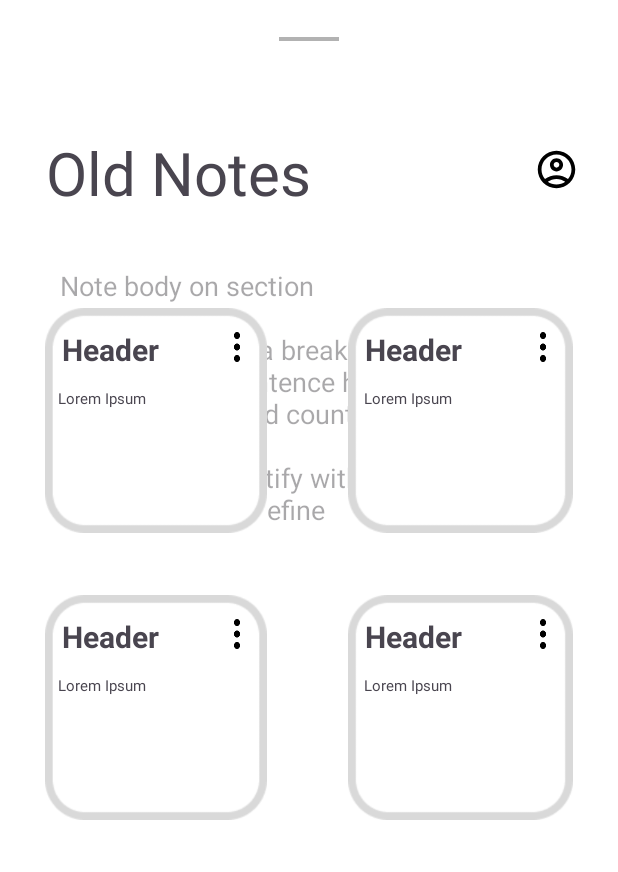
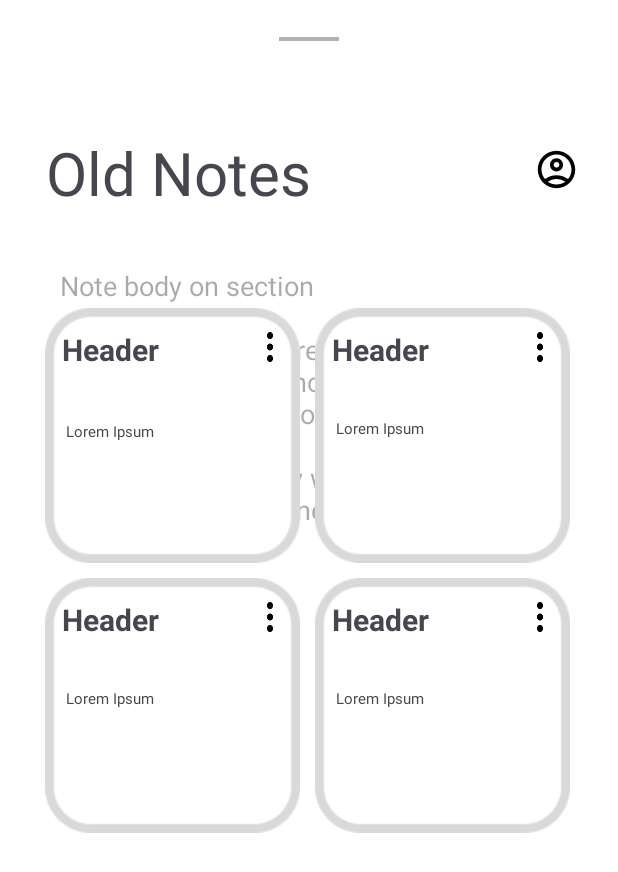
Before and after one commit to hehecoi222/MobDev20_Nhom09, an Android app: the MainActivity screen opened directly, with no data from a screen before it, after a tap on an icon or button, on a phone screen of 412 x 824 dp. Shown: the top 872 px of the screen. Run offline under Robolectric (Android 15) with nearby library versions, the phone set to English and light mode, and no system bars.

Commit message:
complete layout of old note, add button to main layout, add note item layout

```diff
--- a/app/src/main/res/layout/activity_main.xml
+++ b/app/src/main/res/layout/activity_main.xml
@@ -17,6 +17,60 @@
         android:theme="?attr/actionBarTheme"
         app:layout_constraintEnd_toEndOf="parent"
         app:layout_constraintStart_toStartOf="parent"
+        app:layout_constraintTop_toTopOf="parent" />
+
+    <Button
+        android:id="@+id/pen_button"
+        android:layout_width="50dp"
+        android:layout_height="50dp"
+        android:layout_marginTop="16dp"
+        android:layout_marginEnd="20dp"
+        android:colorAccent="#FFFFFF"
+        android:contentDescription="Edit Button"
+        app:backgroundTint="#FFFFFF"
+        app:icon="@drawable/outline_mode_edit_24"
+        app:iconAllignment="center"
+        app:iconGravity="top"
+        app:iconPaddingTop="10dp"
+        app:iconSize="30dp"
+        app:iconTint="#000000"
+        app:layout_constraintEnd_toStartOf="@+id/account_button"
+        app:layout_constraintTop_toTopOf="parent" />
+
+    <Button
+        android:id="@+id/more_button_2"
+        android:layout_width="50dp"
+        android:layout_height="50dp"
+        android:layout_marginTop="16dp"
+        android:layout_marginEnd="20dp"
+        android:colorAccent="#FFFFFF"
+        android:contentDescription="More Setting Button"
+        app:backgroundTint="#FFFFFF"
+        app:icon="@drawable/baseline_more_horiz_24"
+        app:iconAllignment="center"
+        app:iconGravity="top"
+        app:iconPaddingTop="10dp"
+        app:iconSize="30dp"
+        app:iconTint="#000000"
+        app:layout_constraintEnd_toStartOf="@+id/pen_button"
+        app:layout_constraintTop_toTopOf="parent" />
+
+    <Button
+        android:id="@+id/account_button"
+        android:layout_width="50dp"
+        android:layout_height="50dp"
+        android:layout_marginTop="16dp"
+        android:layout_marginEnd="20dp"
+        android:colorAccent="#FFFFFF"
+        android:contentDescription="Account Button"
+        app:backgroundTint="#FFFFFF"
+        app:icon="@drawable/outline_account_circle_24"
+        app:iconAllignment="center"
+        app:iconGravity="top"
+        app:iconPaddingTop="10dp"
+        app:iconSize="30dp"
+        app:iconTint="#000000"
+        app:layout_constraintEnd_toEndOf="parent"
         app:layout_constraintTop_toTopOf="parent" />
 
     <EditText
@@ -58,8 +112,12 @@
 
     <androidx.coordinatorlayout.widget.CoordinatorLayout
         android:layout_width="match_parent"
-        android:layout_height="match_parent">
+        android:layout_height="match_parent"
+        tools:layout_editor_absoluteX="16dp"
+        tools:layout_editor_absoluteY="46dp">
+
         <include layout="@layout/old_notes_layout" />
+
     </androidx.coordinatorlayout.widget.CoordinatorLayout>
 
 </androidx.constraintlayout.widget.ConstraintLayout>
--- a/app/src/main/res/layout/old_notes_layout.xml
+++ b/app/src/main/res/layout/old_notes_layout.xml
@@ -52,7 +52,7 @@
             app:layout_constraintTop_toTopOf="parent" />
 
         <Button
-            android:id="@+id/account"
+            android:id="@+id/edit_button"
             android:layout_width="50dp"
             android:layout_height="50dp"
             android:layout_marginTop="16dp"
@@ -82,14 +82,14 @@
 
             <RelativeLayout
                 android:id="@+id/old_note_1"
-                android:layout_width="148dp"
-                android:layout_height="150dp">
+                android:layout_width="170dp"
+                android:layout_height="170dp">
 
 
                 <ImageButton
                     android:id="@+id/button_frame_1"
-                    android:layout_width="150dp"
-                    android:layout_height="150dp"
+                    android:layout_width="match_parent"
+                    android:layout_height="match_parent"
                     android:background="#FFFFFF"
                     android:foreground="@drawable/button_note"
                     android:paddingHorizontal="80dp" />
@@ -119,8 +119,8 @@
 
                 <TextView
                     android:id="@+id/content_1"
-                    android:layout_width="127dp"
-                    android:layout_height="79dp"
+                    android:layout_width="144dp"
+                    android:layout_height="77dp"
                     android:layout_alignEnd="@+id/button_frame_1"
                     android:layout_alignParentBottom="true"
                     android:layout_marginEnd="12dp"
@@ -131,18 +131,20 @@
             </RelativeLayout>
 
             <Space
-                android:layout_width="24dp"
-                android:layout_height="19dp"
-                android:scrollbarSize="5dp" />
+                android:layout_width="10dp"
+                android:layout_height="10dp"
+                android:scrollbarSize="10dp" />
+
             <RelativeLayout
                 android:id="@+id/old_note_2"
-                android:layout_width="wrap_content"
-                android:layout_height="150dp">
+                android:layout_width="170dp"
+                android:layout_height="170dp">
+
 
                 <ImageButton
-                    android:id="@+id/note_frame_2"
-                    android:layout_width="150dp"
-                    android:layout_height="150dp"
+                    android:id="@+id/button_frame_2"
+                    android:layout_width="match_parent"
+                    android:layout_height="match_parent"
                     android:background="#FFFFFF"
                     android:foreground="@drawable/button_note"
                     android:paddingHorizontal="80dp" />
@@ -151,7 +153,7 @@
                     android:id="@+id/more_2"
                     android:layout_width="4dp"
                     android:layout_height="20dp"
-                    android:layout_alignEnd="@+id/note_frame_2"
+                    android:layout_alignEnd="@+id/button_frame_2"
                     android:layout_alignParentTop="true"
                     android:layout_marginTop="16dp"
                     android:layout_marginEnd="18dp"
@@ -172,9 +174,9 @@
 
                 <TextView
                     android:id="@+id/content_2"
-                    android:layout_width="127dp"
+                    android:layout_width="144dp"
                     android:layout_height="79dp"
-                    android:layout_alignEnd="@+id/note_frame_2"
+                    android:layout_alignEnd="@+id/button_frame_2"
                     android:layout_alignParentBottom="true"
                     android:layout_marginEnd="12dp"
                     android:layout_marginBottom="17dp"
@@ -185,21 +187,22 @@
         </TableRow>
 
         <Space
-            android:layout_width="54dp"
-            android:layout_height="41dp"
+            android:layout_width="10dp"
+            android:layout_height="10dp"
             android:scrollbarSize="10dp" />
 
         <TableRow>
+
             <RelativeLayout
                 android:id="@+id/old_note_3"
-                android:layout_width="148dp"
-                android:layout_height="150dp">
+                android:layout_width="170dp"
+                android:layout_height="170dp">
 
 
                 <ImageButton
                     android:id="@+id/button_frame_3"
-                    android:layout_width="150dp"
-                    android:layout_height="150dp"
+                    android:layout_width="match_parent"
+                    android:layout_height="match_parent"
                     android:background="#FFFFFF"
                     android:foreground="@drawable/button_note"
                     android:paddingHorizontal="80dp" />
@@ -229,7 +232,7 @@
 
                 <TextView
                     android:id="@+id/content_3"
-                    android:layout_width="127dp"
+                    android:layout_width="144dp"
                     android:layout_height="79dp"
                     android:layout_alignEnd="@+id/button_frame_3"
                     android:layout_alignParentBottom="true"
@@ -239,19 +242,22 @@
                     android:textSize="10dp" />
 
             </RelativeLayout>
+
             <Space
-                android:layout_width="54dp"
-                android:layout_height="19dp"
+                android:layout_width="10dp"
+                android:layout_height="10dp"
                 android:scrollbarSize="10dp" />
+
             <RelativeLayout
                 android:id="@+id/old_note_4"
-                android:layout_width="wrap_content"
-                android:layout_height="150dp">
+                android:layout_width="170dp"
+                android:layout_height="170dp">
+
 
                 <ImageButton
-                    android:id="@+id/note_frame_4"
-                    android:layout_width="150dp"
-                    android:layout_height="150dp"
+                    android:id="@+id/button_frame_4"
+                    android:layout_width="match_parent"
+                    android:layout_height="match_parent"
                     android:background="#FFFFFF"
                     android:foreground="@drawable/button_note"
                     android:paddingHorizontal="80dp" />
@@ -260,7 +266,7 @@
                     android:id="@+id/more_4"
                     android:layout_width="4dp"
                     android:layout_height="20dp"
-                    android:layout_alignEnd="@+id/note_frame_4"
+                    android:layout_alignEnd="@+id/button_frame_4"
                     android:layout_alignParentTop="true"
                     android:layout_marginTop="16dp"
                     android:layout_marginEnd="18dp"
@@ -281,9 +287,9 @@
 
                 <TextView
                     android:id="@+id/content_4"
-                    android:layout_width="127dp"
+                    android:layout_width="144dp"
                     android:layout_height="79dp"
-                    android:layout_alignEnd="@+id/note_frame_4"
+                    android:layout_alignEnd="@+id/button_frame_4"
                     android:layout_alignParentBottom="true"
                     android:layout_marginEnd="12dp"
                     android:layout_marginBottom="17dp"
```
Also changed, not shown: app/src/main/res/drawable/__dot_verticle.xml (added, +15 -0 lines), app/src/main/res/layout/old_note_item.xml (added, +56 -0 lines), app/src/main/texture/3_dot_verticle.svg (added).
